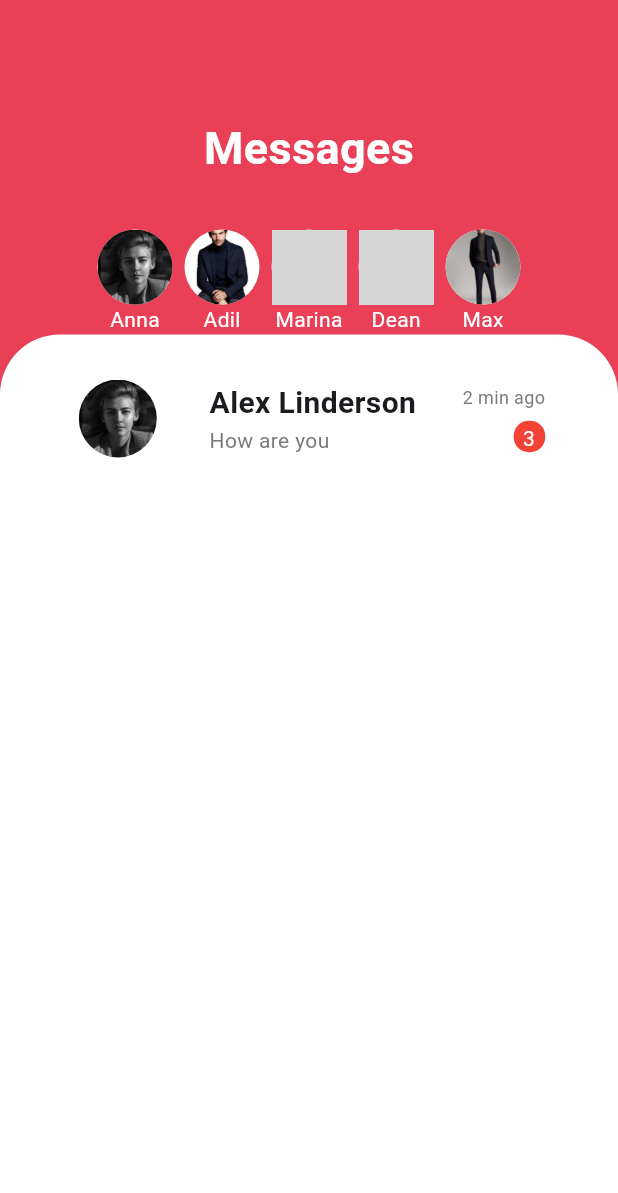
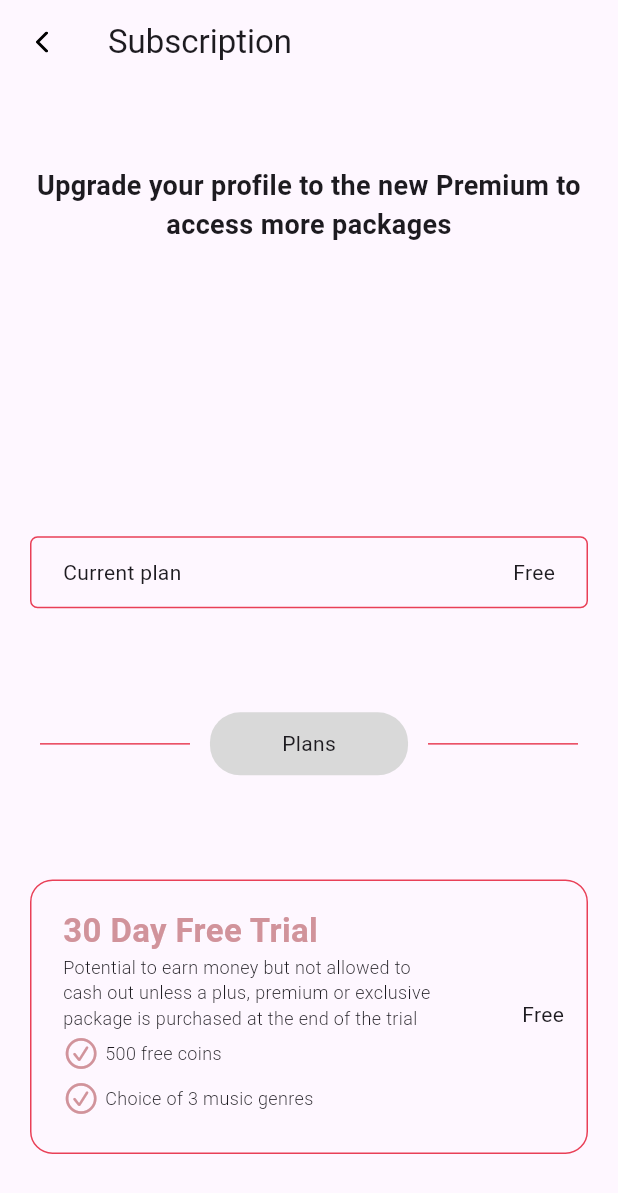
Before and after one commit to SibomanaEdouard/dnl_project, a Flutter app: the screen it shows after launch, on a phone screen of 412 x 824 dp. Shown: the top 1193 px of the screen. Run offline on Flutter 3.47's test engine with Material 3 defaults, Android fonts, the light colour scheme and no system bars; our stand-ins replace flutter_svg, google_fonts, intl_phone_field; grey boxes are pictures that could not be loaded.

Commit message:
working on subscription page

```diff
--- a/lib/main.dart
+++ b/lib/main.dart
@@ -2,6 +2,7 @@
 
 import 'package:dnl_ui/pages/messageFlow/Chat.dart';
 import 'package:dnl_ui/pages/messageFlow/Message.dart';
+import 'package:dnl_ui/pages/subscriptionFlow/SubscriptionPage.dart';
 import 'package:flutter/material.dart';
 
 import 'pages/WelcomePage.dart';
@@ -18,8 +19,10 @@ class MyApp extends StatelessWidget {
     return MaterialApp(
       // Set the welcome screen as the home page
       // home: WelcomePage(),
-       home: MessagePage(),
+      //  home: MessagePage(),
       // home:ChatScreen(),
+      home:SubscriptionPage(),
+
 
       // Optional: Remove the debug banner
       debugShowCheckedModeBanner: false,
--- /dev/null
+++ b/lib/pages/subscriptionFlow/SubscriptionPage.dart
@@ -0,0 +1,145 @@
+import 'package:dnl_ui/components/call.dart';
+import 'package:flutter/cupertino.dart';
+import 'package:flutter/material.dart';
+import 'package:flutter_svg/flutter_svg.dart';
+
+class SubscriptionPage extends StatefulWidget {
+  @override
+  _SubscriptionPageState createState() => _SubscriptionPageState();
+}
+
+class _SubscriptionPageState extends State<SubscriptionPage> {
+  // List to store chat messages
+
+  @override
+  Widget build(BuildContext context) {
+    return Scaffold(
+      appBar: AppBar(
+          leading: IconButton(
+            icon: SvgPicture.asset('assets/icons/back.svg'),
+            onPressed: () {
+              Navigator.pop(context);
+            },
+          ),
+          automaticallyImplyLeading:
+              true, // Set this to true to show the back button
+
+          title: Text("Subscription")),
+      body: Container(
+          padding: const EdgeInsets.all(20),
+          child: Column(
+            crossAxisAlignment: CrossAxisAlignment.center,
+            mainAxisAlignment: MainAxisAlignment.spaceAround,
+            children: [
+              const Text(
+                "Upgrade your profile to the new Premium to access more packages",
+                textAlign: TextAlign.center,
+                style: TextStyle(fontSize: 18, fontWeight: FontWeight.w700),
+              ),
+              SizedBox(
+                height: 56,
+              ),
+              Container(
+                padding: const EdgeInsets.only(
+                    top: 13, bottom: 13, left: 21, right: 21),
+                decoration: BoxDecoration(
+                    border: Border.all(color: const Color(0xffe94057)),
+                    borderRadius: BorderRadius.circular(5)),
+                child: const Row(
+                  mainAxisAlignment: MainAxisAlignment.spaceBetween,
+                  children: [Text("Current plan"), Text("Free")],
+                ),
+              ),
+              Row(
+                mainAxisAlignment: MainAxisAlignment.spaceAround,
+                children: [
+                  Container(
+                    height: 1,
+                    width:100,
+                    color: const Color(0xffe94057),
+                  ),
+
+                  Container(
+
+                    decoration:
+                        BoxDecoration(
+                          color: const Color(0xffd9d9d9),
+
+                          borderRadius: BorderRadius.circular(20)),
+                    padding: const EdgeInsets.only(
+                        top: 11, bottom: 11, left: 48, right: 48),
+                    child: const Row(
+                        crossAxisAlignment: CrossAxisAlignment.center,
+                        children: [
+                          Text(
+                            "Plans",
+                            style: TextStyle(),
+                          )
+                        ]),
+                  ),
+                  Container(
+                    height: 1,
+                    width:100,
+                    color: const Color(0xffe94057),
+                  ),
+                ],
+              ),
+               Container(
+                padding: const EdgeInsets.only(
+                    top: 18, bottom: 21, left: 21, right: 15),
+                decoration: BoxDecoration(
+                    border: Border.all(color: const Color(0xffe94057)),
+                    borderRadius: BorderRadius.circular(15)),
+                child: const Row(
+                 mainAxisAlignment: MainAxisAlignment.spaceBetween,
+                  children: [
+                    Column(
+                      crossAxisAlignment: CrossAxisAlignment.start,
+                      children: [Text("30 Day Free Trial",style: TextStyle(color: Color(0xffd1939b),fontSize: 22,fontWeight: FontWeight.w700),),
+                     SizedBox(
+                      width: 258,
+                      child:Text("Potential to earn money but not allowed to cash out unless a plus, premium or exclusive package is purchased at the end of the trial",style: TextStyle(
+                      fontSize: 12,
+                      fontWeight: FontWeight.w300,
+
+                    )
+
+                    ,)),
+                    Row(
+                      children: [
+                      SizedBox(
+
+                        child: Icon(CupertinoIcons.check_mark_circled,color: Color(0xffd1939b),),
+                      ),
+                      SizedBox(width: 4,height: 30,),
+
+                      Text("500 free coins",style: TextStyle(
+                        fontSize: 12,
+                        fontWeight: FontWeight.w300
+                      ),)
+                      ],
+                    ),
+                    Row(
+                      children: [
+                      SizedBox(
+
+                        child: Icon(CupertinoIcons.check_mark_circled,color: Color(0xffd1939b),),
+                      ),
+                      SizedBox(width: 4,height: 30,),
+
+                      Text("Choice of 3 music genres",style: TextStyle(
+                        fontSize: 12,
+                        fontWeight: FontWeight.w300
+                      ),)
+                      ],
+                    )
+
+                    ])
+                    , Text("Free")],
+                ),
+              ),
+            ],
+          )),
+    );
+  }
+}
```
Also changed, not shown: assets/icons/premium.svg (added), assets/icons/premiumSelected.svg (added).
